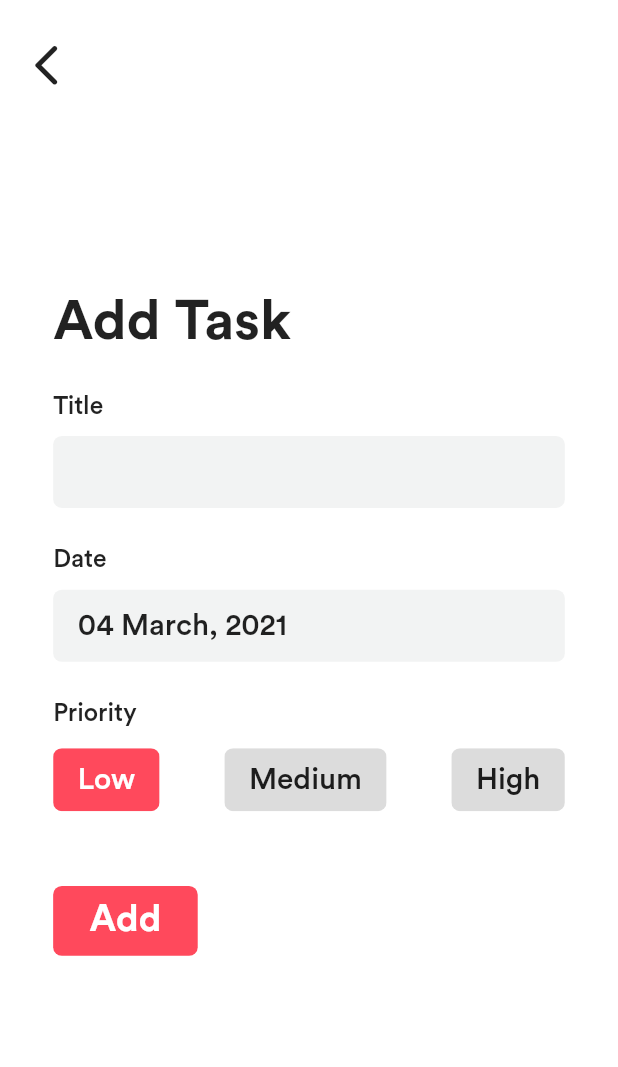
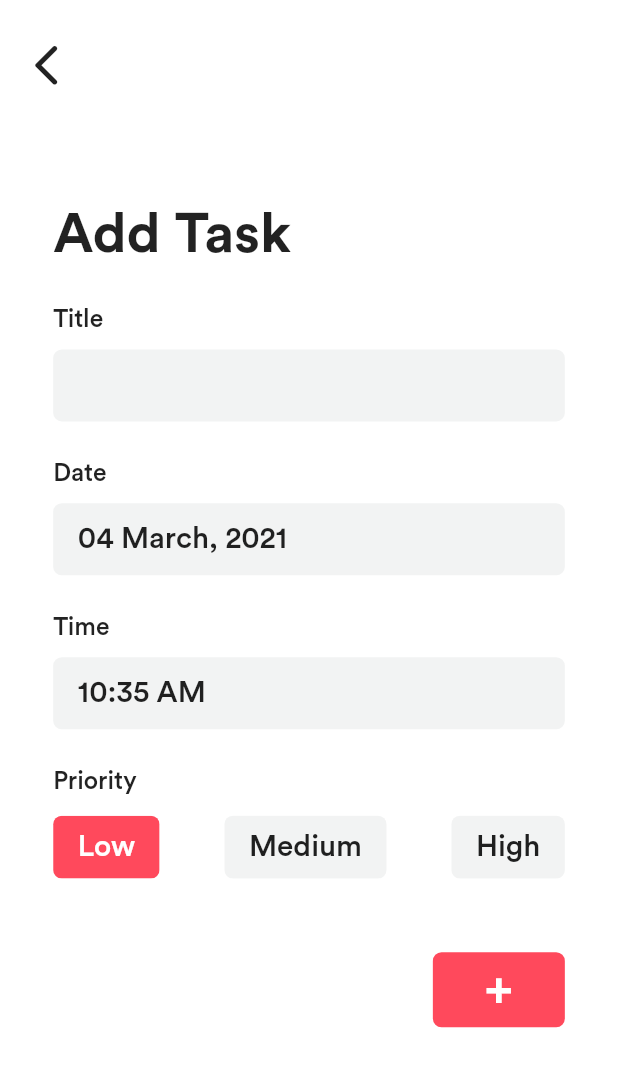
Before and after one commit to ShreeyansB/tasks, a Flutter app: the AddTaskScreen screen opened directly, on a phone screen of 412 x 824 dp. Shown: the top 1067 px of the screen. Run offline on Flutter 3.47's test engine with Material 2 defaults, Android fonts, the light colour scheme and no system bars; project files that could hold a hidden picture were left out.

Commit message:
Improved UI/UX

```diff
--- a/lib/screens/add_task_screen.dart
+++ b/lib/screens/add_task_screen.dart
@@ -12,18 +12,20 @@ class _AddTaskScreenState extends State<AddTaskScreen> {
   final _formKey = GlobalKey<FormState>();
   String title = "";
   String priority;
-  DateTime date = DateTime.now();
+  DateTime date = DateTime.now().add(Duration(minutes: 5));
   List<bool> chipStates = [true, false, false];
   ScrollController _scrollController = ScrollController();
 
+  final DateFormat _dateFormatter = DateFormat('dd MMMM, yyyy');
+  final DateFormat _timeFormatter = DateFormat('hh:mm a');
 
-  final DateFormat _dateFormatter = DateFormat('dd MMMM, yyyy');
+  TextEditingController _dateController = TextEditingController();
 
-  TextEditingController _dateController =
-      TextEditingController();
+  TextEditingController _timeController = TextEditingController();
 
   FocusNode _focusNode;
   FocusNode _focusNodeDate;
+  FocusNode _focusNodeTime;
 
   _handleDatePicker() async {
     final DateTime mydate = await showDatePicker(
@@ -36,8 +38,26 @@ class _AddTaskScreenState extends State<AddTaskScreen> {
     if (mydate != null && mydate != date) {
       setState(() {
         date = mydate;
+        _dateController.text = _dateFormatter.format(date);
       });
-      _dateController.text = _dateFormatter.format(date);
+    }
+  }
+
+  _handleTimePicker() async {
+    final TimeOfDay mytime = await showTimePicker(
+      context: context,
+      initialTime: TimeOfDay.now(),
+    );
+
+    if (mytime != null &&
+        (mytime.hour != date.hour && mytime.minute != date.minute)) {
+      setState(() {
+        DateTime newDate = DateTime(date.year, date.month, date.day, mytime.hour,
+            mytime.minute, date.second, date.millisecond, date.microsecond);
+        date = newDate;
+        _timeController.text = _timeFormatter.format(date);
+      });
+
     }
   }
 
@@ -47,14 +67,16 @@ class _AddTaskScreenState extends State<AddTaskScreen> {
     _scrollController = ScrollController();
     _focusNode = FocusNode();
     _focusNodeDate = FocusNode();
+    _focusNodeTime = FocusNode();
     _dateController.text = _dateFormatter.format(date);
-
+    _timeController.text = _timeFormatter.format(date);
   }
 
   @override
   void dispose() {
     _focusNode.dispose();
     _focusNodeDate.dispose();
+    _focusNodeTime.dispose();
     _scrollController.dispose();
     super.dispose();
   }
@@ -71,7 +93,14 @@ class _AddTaskScreenState extends State<AddTaskScreen> {
     });
   }
 
+  void _requestFocusTime() {
+    setState(() {
+      FocusScope.of(context).requestFocus(_focusNodeTime);
+    });
+  }
+
   _submit() {
+    print("${date.hour} - ${date.minute}");
     if (_formKey.currentState.validate()) {
       _formKey.currentState.save();
       print(title + date.toString() + chipStates.toString());
@@ -117,7 +146,7 @@ class _AddTaskScreenState extends State<AddTaskScreen> {
                   Padding(
                     padding: EdgeInsets.only(
                         left: SizeConfig.safeBlockHorizontal * 8.6,
-                        top: SizeConfig.safeBlockVertical * 13),
+                        top: SizeConfig.safeBlockVertical * 6), // Top Space
                     child: Text(
                       "Add Task",
                       style: MyThemes.headTextStyle,
@@ -154,12 +183,12 @@ class _AddTaskScreenState extends State<AddTaskScreen> {
                                       () => _scrollController.animateTo(
                                           _scrollController
                                                   .position.maxScrollExtent -
-                                              SizeConfig.safeBlockVertical * 13,
+                                              SizeConfig.safeBlockVertical * 16.6,
                                           duration: Duration(milliseconds: 300),
                                           curve: Curves.easeOut));
                                 },
                                 validator: (value) => value.trim().isEmpty
-                                    ? "Please enter Title"
+                                    ? "Please enter a Title"
                                     : null,
                                 onSaved: (input) {
                                   title = input;
@@ -169,9 +198,8 @@ class _AddTaskScreenState extends State<AddTaskScreen> {
                                 cursorColor: Theme.of(context).primaryColor,
                                 cursorHeight: SizeConfig.safeBlockVertical * 3,
                                 decoration: InputDecoration(
-                                  errorStyle: TextStyle(
-                                    fontFamily: 'Circular Std'
-                                  ),
+                                  errorStyle:
+                                      TextStyle(fontFamily: 'Circular Std'),
                                   enabledBorder: OutlineInputBorder(
                                     borderSide:
                                         BorderSide(color: Colors.transparent),
@@ -225,6 +253,63 @@ class _AddTaskScreenState extends State<AddTaskScreen> {
                                   _handleDatePicker();
                                 },
                                 controller: _dateController,
+                                style: MyThemes.fieldTextStyle,
+                                cursorColor: Theme.of(context).primaryColor,
+                                cursorHeight: SizeConfig.safeBlockVertical * 3,
+                                decoration: InputDecoration(
+                                  enabledBorder: OutlineInputBorder(
+                                    borderSide:
+                                        BorderSide(color: Colors.transparent),
+                                    borderRadius: BorderRadius.circular(
+                                        SizeConfig.safeBlockVertical * 0.7),
+                                  ),
+                                  focusedBorder: OutlineInputBorder(
+                                    borderSide: BorderSide(
+                                        width:
+                                            SizeConfig.safeBlockVertical * 0.2,
+                                        color: Theme.of(context).primaryColor),
+                                    borderRadius: BorderRadius.circular(
+                                        SizeConfig.safeBlockVertical * 0.7),
+                                  ),
+                                  fillColor: _focusNodeDate.hasFocus
+                                      ? Colors.transparent
+                                      : (Theme.of(context)
+                                                  .scaffoldBackgroundColor ==
+                                              Colors.white
+                                          ? Color(0xfff2f3f3)
+                                          : Color(0xff1c1c1c)),
+                                  filled: true,
+                                  focusColor: Colors.black,
+                                  contentPadding: EdgeInsets.symmetric(
+                                      vertical:
+                                          SizeConfig.safeBlockVertical * 1.5,
+                                      horizontal:
+                                          SizeConfig.safeBlockHorizontal * 4),
+                                ),
+                              ),
+                            ],
+                          ),
+                          SizedBox(
+                            height: SizeConfig.safeBlockVertical * 3,
+                          ),
+                          Column(
+                            crossAxisAlignment: CrossAxisAlignment.start,
+                            children: [
+                              Text(
+                                "Time",
+                                style: MyThemes.fieldHeadTextStyle,
+                              ),
+                              SizedBox(
+                                height: SizeConfig.safeBlockVertical * 1.2,
+                              ),
+                              TextFormField(
+                                focusNode: _focusNodeTime,
+                                readOnly: true,
+                                onTap: () {
+                                  _requestFocusTime();
+                                  _handleTimePicker();
+                                },
+                                controller: _timeController,
                                 style: MyThemes.fieldTextStyle,
                                 cursorColor: Theme.of(context).primaryColor,
                                 cursorHeight: SizeConfig.safeBlockVertical * 3,
@@ -354,7 +439,9 @@ class _AddTaskScreenState extends State<AddTaskScreen> {
                           SizedBox(
                             height: SizeConfig.safeBlockVertical * 5.6,
                           ),
-                          Container(
+                          Align(
+                            alignment: Alignment.centerRight,
+                                                      child: Container(
                               child: FlatButton(
                                 colorBrightness:
                                     Theme.of(context).scaffoldBackgroundColor ==
@@ -369,13 +456,16 @@ class _AddTaskScreenState extends State<AddTaskScreen> {
                                   _submit();
                                 },
                                 child: Padding(
-                                padding: EdgeInsets.symmetric(
-                                    vertical: SizeConfig.safeBlockVertical * 1,
-                                    horizontal:
-                                        SizeConfig.safeBlockVertical * 1),
+                                  padding: EdgeInsets.only(
+                                    top: SizeConfig.safeBlockVertical *0.6,
+                                    bottom: SizeConfig.safeBlockVertical*0.6,
+                                    right: SizeConfig.safeBlockHorizontal*1,
+                                    left: SizeConfig.safeBlockHorizontal*1
+                                  ),
                                   child: Text(
-                                  "Add",
+                                    "+",
                                     style: MyThemes.fieldButtonTextStyle,
+                                  ),
                                 ),
                               ),
                             ),
--- a/lib/util/themes.dart
+++ b/lib/util/themes.dart
@@ -20,6 +20,7 @@ class MyThemes {
     primaryColor: kPrimaryColor,
     colorScheme: ColorScheme.light(primary: kPrimaryColor),
     chipTheme: ThemeData.light().chipTheme.copyWith(
+      backgroundColor: Color(0xfff2f3f3),
       secondaryLabelStyle: TextStyle(
         color: Colors.white
       ),
@@ -35,6 +36,7 @@ class MyThemes {
     primaryColor: kPrimaryColor,
     colorScheme: ColorScheme.dark(primary: kPrimaryColor),
     chipTheme: ThemeData.dark().chipTheme.copyWith(
+      backgroundColor: Color(0xff1c1c1c),
       secondaryLabelStyle: TextStyle(
         color: Colors.black
       ),
@@ -72,7 +74,7 @@ class MyThemes {
   );
 
   static TextStyle fieldButtonTextStyle = TextStyle(
-    fontSize: themeblockvt * 3,
+    fontSize: themeblockvt * 4,
     fontFamily: "Circular Std",
     fontWeight: FontWeight.w700,
   );
--- a/pubspec.yaml
+++ b/pubspec.yaml
@@ -6,7 +6,7 @@ publish_to: 'none'
 version: 1.0.0+1
 
 environment:
-  sdk: ">=2.7.0 <3.0.0"
+  sdk: ">=2.10.0 <3.0.0"
 
 dependencies:
   circular_check_box: ^1.0.4
@@ -27,6 +27,10 @@ flutter:
   uses-material-design: true
 
   fonts:
+    - family:  TaskIcons
+      fonts:
+        - asset: fonts/TaskIcons.ttf
+
     - family: "Circular Std"
       fonts:
         - asset: "assets/fonts/CircularStd-Book.ttf"
```
Also changed, not shown: lib/screens/tasks_screen.dart (+4 -3 lines), lib/util/task_icons_icons.dart (added, +28 -0 lines), assets/fonts/TaskIcons.ttf (added), pubspec.lock. Lines whose indentation alone changed are shown as unchanged.
